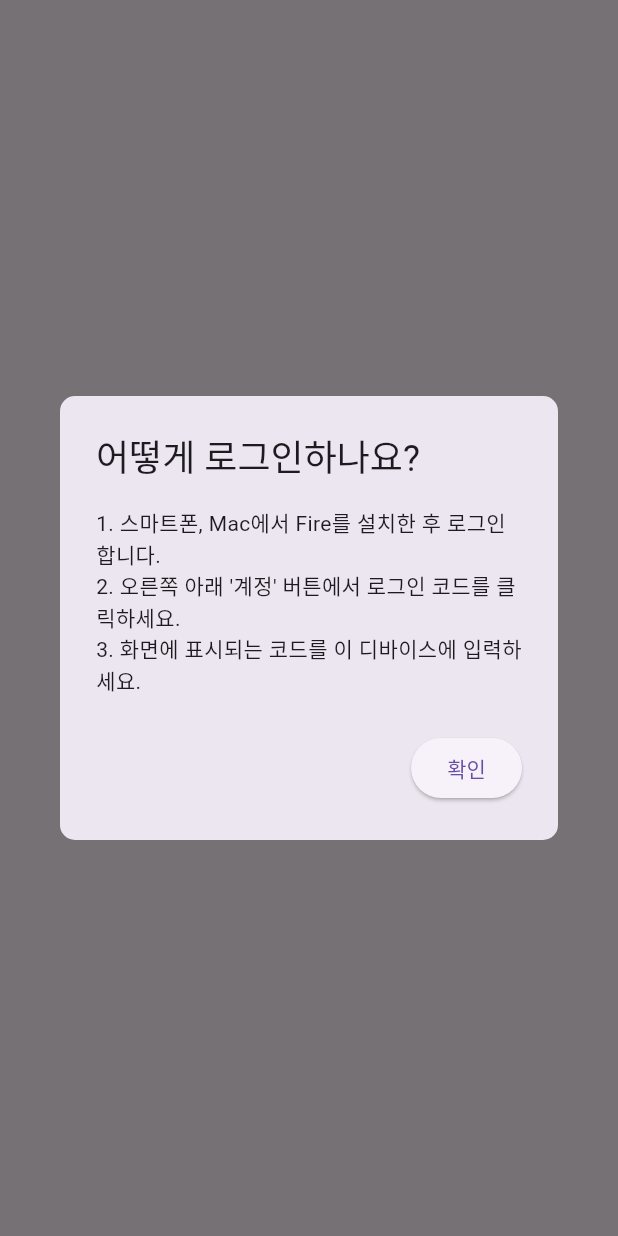
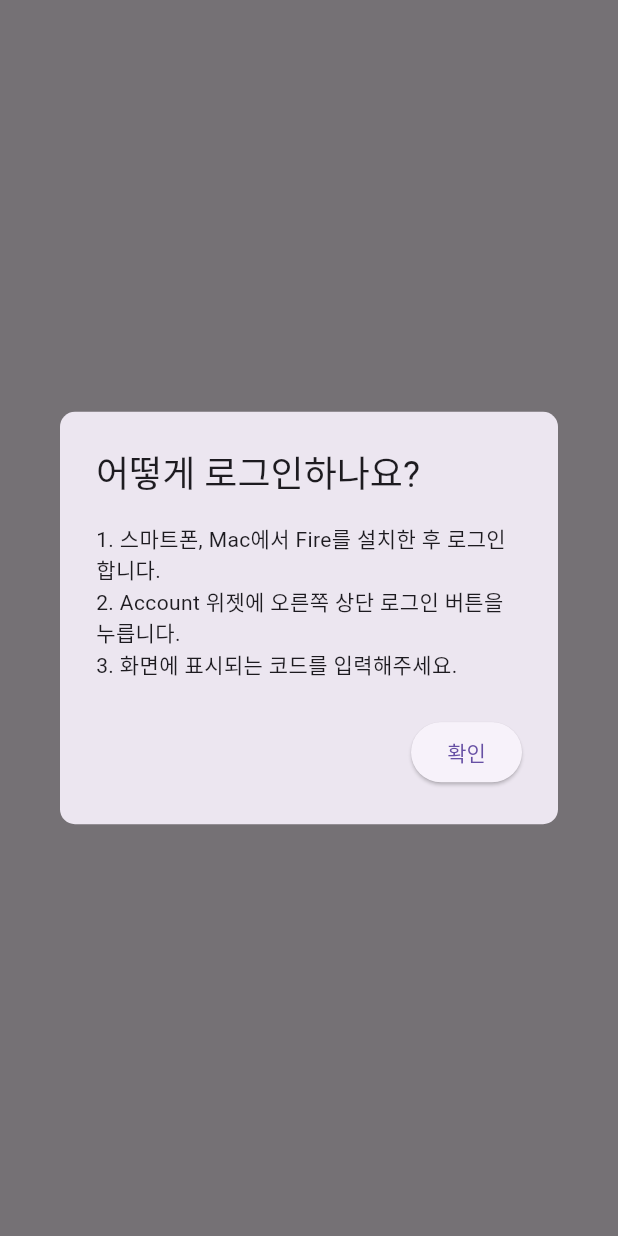
Before and after one commit to thefireworld/fireui, a Flutter app: the LoginCodePage screen opened directly, after a tap on "어떻게 로그인하나요?", on a phone screen of 412 x 824 dp. Run offline on Flutter 3.47's test engine with Material 2 defaults, Android fonts, the phone set to English and light mode, and no system bars; drawn by our look-alikes of pinput; our stand-ins replace device_info_plus, dio, envied, file_picker, firebase_auth, firebase_core and 6 more; missing offline and left inert: downloads_path_provider_28, drag_and_drop_windows, file_icon, floating_action_bubble, flutter_downloader, flutter_platform_alert and 4 more; accounts and stored records are empty; generated files the repository leaves out were written again; network calls fail.

Commit message:
다른 기기에서 로그인 위치 변경

```diff
--- a/lib/pages/lobby/lobby.dart
+++ b/lib/pages/lobby/lobby.dart
@@ -33,12 +33,6 @@ class _LobbyPageState extends State<LobbyPage> {
   Widget build(BuildContext context) {
     return Scaffold(
       backgroundColor: const Color(0xFF9adbfd),
-      floatingActionButton: IconButton(
-        onPressed: () async {
-          showLoginCode(context, FireAccount.current!.uid);
-        },
-        icon: const Icon(Icons.account_circle),
-      ),
       body: SafeArea(
         child: SizedBox.expand(
           child: Container(
--- a/lib/pages/login.dart
+++ b/lib/pages/login.dart
@@ -53,8 +53,8 @@ class _LoginCodePageState extends State<LoginCodePage> {
                         crossAxisAlignment: CrossAxisAlignment.start,
                         children: const [
                           Text("1. 스마트폰, Mac에서 Fire를 설치한 후 로그인합니다."),
-                          Text("2. 오른쪽 아래 '계정' 버튼에서 로그인 코드를 클릭하세요."),
-                          Text("3. 화면에 표시되는 코드를 이 디바이스에 입력하세요."),
+                          Text("2. Account 위젯에 오른쪽 상단 로그인 버튼을 누릅니다."),
+                          Text("3. 화면에 표시되는 코드를 입력해주세요."),
                         ],
                       ),
                       actions: <Widget>[
--- a/lib/utils.dart
+++ b/lib/utils.dart
@@ -168,6 +168,5 @@ Future<String> getNewLoginCode(String uid) async {
       },
     ),
   );
-  log("asdf");
   return response.data["code"];
 }
```
Also changed, not shown: lib/pages/lobby/widgets/account.dart (+8 -3 lines).
